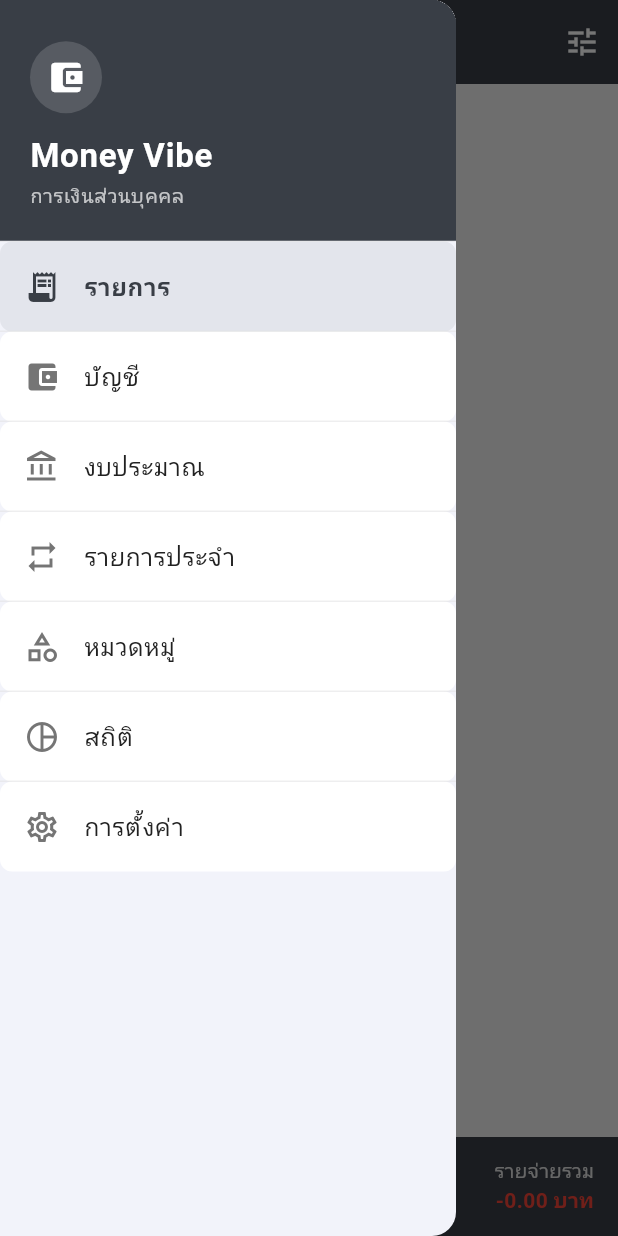
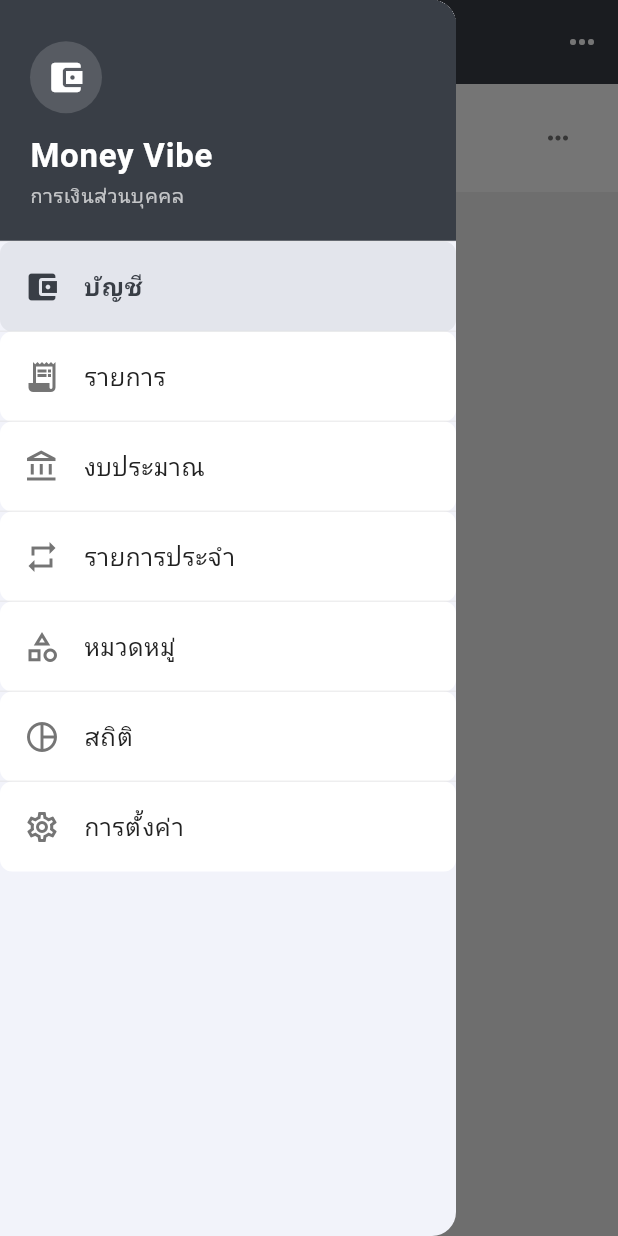
Before and after one commit to SumetPH/money_vibe, a Flutter app: the screen it shows after launch, with the side drawer open, on a phone screen of 412 x 824 dp. Run offline on Flutter 3.47's test engine with Material 3 defaults, Android fonts, the phone set to English and light mode, and no system bars; our stand-ins replace csv, file_picker, google_fonts, share_plus, shared_preferences, sqflite; accounts and stored records are empty.

Commit message:
feat: Update navigation and drawer items for improved user experience
- Change initial route to '/accounts' and add '/transactions' route
- Update AppDrawer items to reflect new routes and improve navigation clarity
- Adjust drawer visibility based on transaction filtering state

```diff
--- a/lib/main.dart
+++ b/lib/main.dart
@@ -103,10 +103,10 @@
             title: 'Money',
             theme: AppTheme.getTheme(settingsProvider.isDarkMode),
             debugShowCheckedModeBanner: false,
-            initialRoute: '/',
+            initialRoute: '/accounts',
             routes: {
-              '/': (_) => const TransactionListScreen(),
               '/accounts': (_) => const AccountListScreen(),
+              '/transactions': (_) => const TransactionListScreen(),
               '/budgets': (_) => const BudgetListScreen(),
               '/recurring': (_) => const RecurringListScreen(),
               '/categories': (_) => const CategoryListScreen(),
--- a/lib/screens/transaction/transaction_list_screen.dart
+++ b/lib/screens/transaction/transaction_list_screen.dart
@@ -64,8 +64,9 @@
                 widget.fixedDateRange != null;
 
             return Scaffold(
-              drawer:
-                  isFiltered ? null : const AppDrawer(currentRoute: '/'),
+              drawer: isFiltered
+                  ? null
+                  : const AppDrawer(currentRoute: '/transactions'),
               appBar: AppBar(
                 leading: isFiltered
                     ? IconButton(
--- a/lib/widgets/app_drawer.dart
+++ b/lib/widgets/app_drawer.dart
@@ -75,10 +75,10 @@
                   padding: EdgeInsets.zero,
                   children: [
                     _DrawerItem(
-                      icon: Icons.receipt_long,
-                      label: 'รายการ',
-                      selected: currentRoute == '/',
-                      onTap: () => _navigate(context, '/'),
+                      icon: Icons.account_balance_wallet,
+                      label: 'บัญชี',
+                      selected: currentRoute == '/accounts',
+                      onTap: () => _navigate(context, '/accounts'),
                       selectedColor: selectedColor,
                       unselectedColor: drawerItemSecondaryColor,
                       selectedTileColor: selectedTileColor,
@@ -90,10 +90,10 @@
                           : AppColors.divider,
                     ),
                     _DrawerItem(
-                      icon: Icons.account_balance_wallet,
-                      label: 'บัญชี',
-                      selected: currentRoute == '/accounts',
-                      onTap: () => _navigate(context, '/accounts'),
+                      icon: Icons.receipt_long,
+                      label: 'รายการ',
+                      selected: currentRoute == '/transactions',
+                      onTap: () => _navigate(context, '/transactions'),
                       selectedColor: selectedColor,
                       unselectedColor: drawerItemSecondaryColor,
                       selectedTileColor: selectedTileColor,
```
